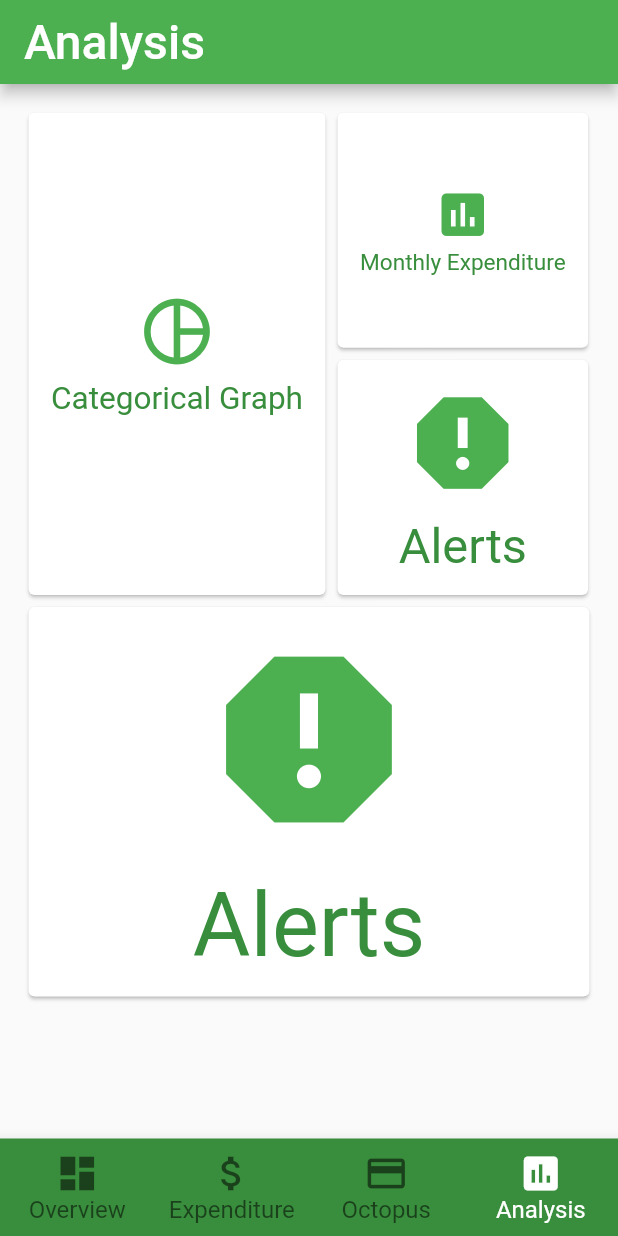
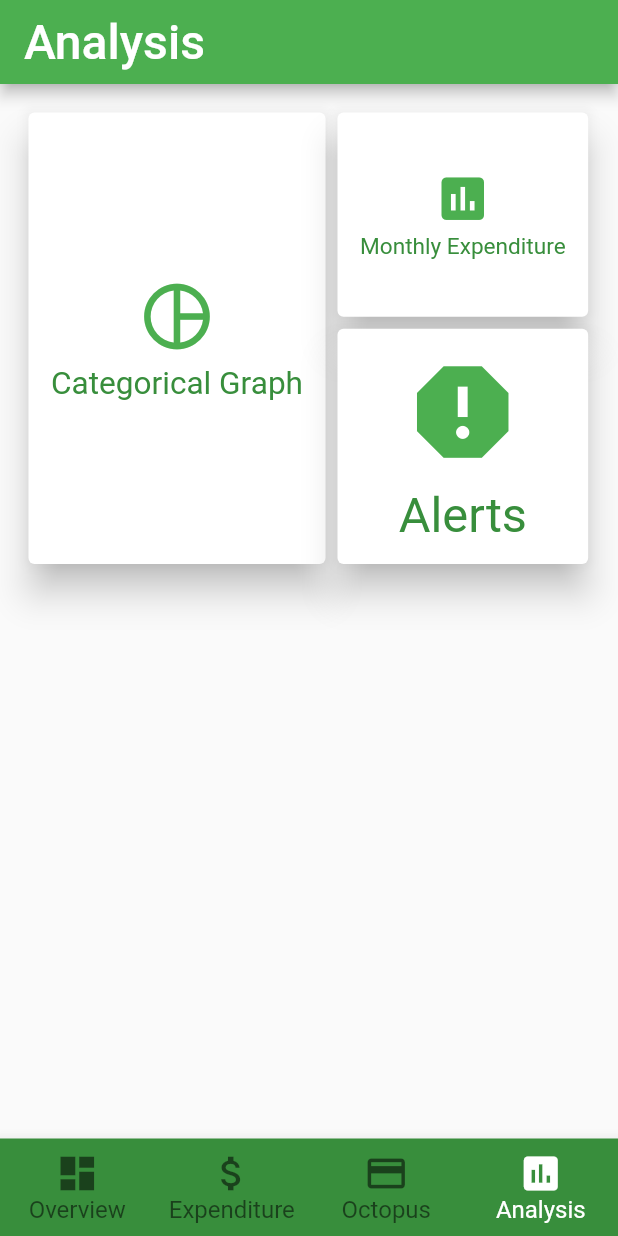
Before and after one commit to yousifm/vault, a Flutter app: the screen it shows after launch, item 4 of the bottom bar chosen, on a phone screen of 412 x 824 dp. Run offline on Flutter 3.47's test engine with Material 2 defaults, Android fonts, the phone set to English and light mode, and no system bars; our stand-ins replace charts_flutter; network calls fail.

```diff
--- a/lib/main.dart
+++ b/lib/main.dart
@@ -1,5 +1,6 @@
 import 'package:flutter/material.dart';
 import 'package:provider/provider.dart';
+import 'package:vault/screens/chart_screen.dart';
 import 'package:vault/screens/home_screen.dart';
 
 import './providers/transactions.dart';
@@ -11,7 +12,7 @@ import './screens/overview_screen.dart';
 void main() => runApp(Vault());
 
 class Vault extends StatelessWidget {
-  const Vault({Key key}) : super(key: key);
+  final trans = Transactions();
 
   @override
   Widget build(BuildContext context) {
@@ -22,8 +23,11 @@ class Vault extends StatelessWidget {
           textTheme:
               TextTheme(title: TextStyle(fontSize: 32, color: Colors.white))),
       home: ChangeNotifierProvider<Transactions>(
-          builder: (_) => Transactions(), child: HomeScreen()),
+          builder: (_) => trans, child: HomeScreen()),
       routes: {
+        ChartScreen.routeName: (ctx) =>
+            ChangeNotifierProvider<Transactions>.value(
+                value: trans, child: ChartScreen()),
         OverviewScreen.routeName: (ctx) => OverviewScreen(),
         ExpenditureScreen.routeName: (ctx) => ExpenditureScreen(),
         OctopusScreen.routeName: (ctx) => OctopusScreen(),
--- a/lib/screens/analysis_screen.dart
+++ b/lib/screens/analysis_screen.dart
@@ -1,5 +1,7 @@
 import 'package:flutter/material.dart';
 import 'package:vault/widgets/analysis_card.dart';
+import 'package:vault/widgets/categorical_chart.dart';
+import './chart_screen.dart';
 
 class AnalysisScreen extends StatelessWidget {
   static const routeName = '/analysis';
@@ -19,17 +21,21 @@ class AnalysisScreen extends StatelessWidget {
             Row(
               children: <Widget>[
                 AnalysisCardItem(
-                    height: MediaQuery.of(context).size.height * 0.4,
+                    height: MediaQuery.of(context).size.height * 0.375,
                     width: MediaQuery.of(context).size.width * 0.5,
                     icon: Icons.pie_chart_outlined,
                     iconSize: 50,
                     text: "Categorical Graph",
-                    isSelected: false),
+                    isSelected: false,
+                    onPressed: () {
+                      print("oi");
+                      Navigator.of(context).pushNamed(ChartScreen.routeName);
+                    }),
                 Column(
                   mainAxisSize: MainAxisSize.min,
                   children: <Widget>[
                     AnalysisCardItem(
-                        height: MediaQuery.of(context).size.height * 0.2,
+                        height: MediaQuery.of(context).size.height * 0.175,
                         width: MediaQuery.of(context).size.width * 0.425,
                         icon: Icons.insert_chart,
                         text: "Monthly Expenditure",
@@ -46,14 +52,6 @@ class AnalysisScreen extends StatelessWidget {
                 )
               ],
             ),
-            AnalysisCardItem(
-              height: MediaQuery.of(context).size.height * 0.325,
-              width: double.infinity,
-              icon: Icons.report,
-              text: "Alerts",
-              iconSize: 50,
-              isSelected: false,
-            )
           ])),
     );
   }
--- a/lib/widgets/analysis_card.dart
+++ b/lib/widgets/analysis_card.dart
@@ -7,6 +7,7 @@ class AnalysisCardItem extends StatelessWidget {
   double width;
   double iconSize;
   bool isSelected;
+  Function onPressed;
 
   AnalysisCardItem(
       {this.icon,
@@ -14,14 +15,19 @@ class AnalysisCardItem extends StatelessWidget {
       this.height,
       this.width,
       this.iconSize,
-      this.isSelected});
+      this.isSelected,
+      this.onPressed});
 
   @override
   Widget build(BuildContext context) {
-    return Container(
+    return GestureDetector(
+      onTap: this.onPressed,
+      child: Container(
           height: height,
           width: width,
           child: Card(
+            elevation: 10,
+            color: isSelected ? Theme.of(context).primaryColor : Colors.white,
             child: Padding(
               padding: const EdgeInsets.all(15),
               child: FittedBox(
@@ -49,6 +55,7 @@ class AnalysisCardItem extends StatelessWidget {
                 ),
               ),
             ),
-        ));
+          )),
+    );
   }
 }
--- a/pubspec.yaml
+++ b/pubspec.yaml
@@ -27,6 +27,7 @@ dependencies:
   provider: ^3.1.0+1
   http: ^0.12.0+2
   intl: ^0.16.0
+  charts_flutter: ^0.8.1
 dev_dependencies:
   flutter_test:
     sdk: flutter
```
Also changed, not shown: lib/screens/chart_screen.dart (added, +16 -0 lines), lib/widgets/categorical_chart.dart (added, +82 -0 lines), pubspec.lock. Lines whose indentation alone changed are shown as unchanged.
